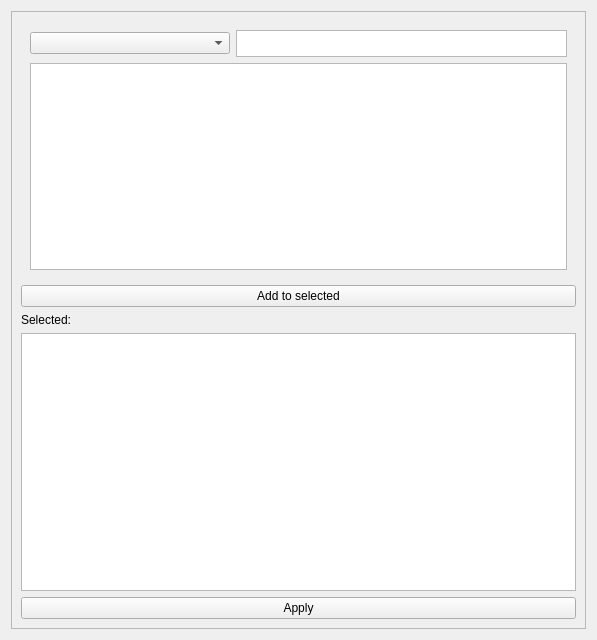
Above: ui/treeselector.ui from viur-framework/viur-admin before the change. Below: the same form after it.
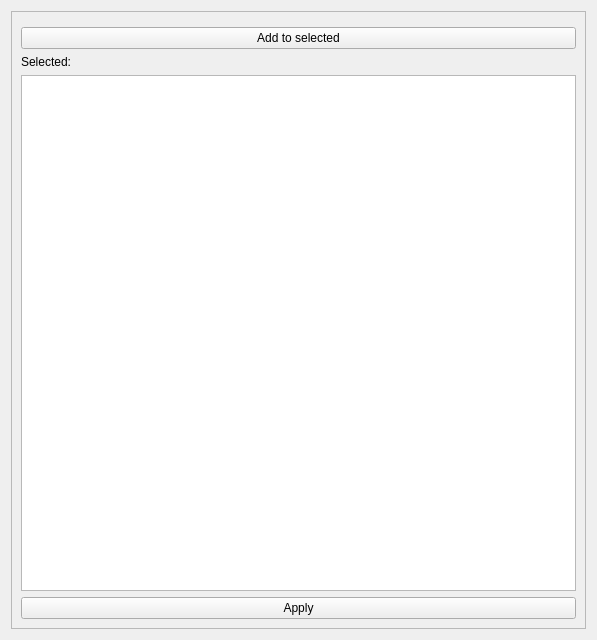
That is the form after the change. Icons and pictures are not drawn.

The edit to the form file:
```diff
--- a/ui/treeselector.ui
+++ b/ui/treeselector.ui
@@ -17,7 +17,7 @@
    <iconset>
     <normaloff>icons/windowicon.png</normaloff>icons/windowicon.png</iconset>
   </property>
-  <layout class="QVBoxLayout" name="verticalLayout_3">
+  <layout class="QVBoxLayout" name="verticalLayout">
    <item>
     <widget class="QScrollArea" name="scrollArea">
      <property name="widgetResizable">
@@ -29,98 +29,12 @@
         <x>0</x>
         <y>0</y>
         <width>583</width>
-        <height>620</height>
+        <height>626</height>
        </rect>
       </property>
       <layout class="QVBoxLayout" name="verticalLayout_2">
        <item>
-        <widget class="QWidget" name="wdgActions" native="true">
-         <layout class="QVBoxLayout" name="verticalLayout">
-          <item>
-           <layout class="QVBoxLayout" name="boxActions">
-            <item>
-             <layout class="QHBoxLayout" name="boxContainer">
-              <item>
-               <widget class="QComboBox" name="cbRootNode">
-                <property name="minimumSize">
-                 <size>
-                  <width>200</width>
-                  <height>0</height>
-                 </size>
-                </property>
-                <property name="maximumSize">
-                 <size>
-                  <width>300</width>
-                  <height>16777215</height>
-                 </size>
-                </property>
-               </widget>
-              </item>
-              <item>
-               <widget class="QListWidget" name="pathlist">
-                <property name="maximumSize">
-                 <size>
-                  <width>16777215</width>
-                  <height>27</height>
-                 </size>
-                </property>
-                <property name="verticalScrollBarPolicy">
-                 <enum>Qt::ScrollBarAlwaysOff</enum>
-                </property>
-                <property name="flow">
-                 <enum>QListView::LeftToRight</enum>
-                </property>
-               </widget>
-              </item>
-             </layout>
-            </item>
-            <item>
-             <widget class="QListWidget" name="listWidget">
-              <property name="contextMenuPolicy">
-               <enum>Qt::CustomContextMenu</enum>
-              </property>
-              <property name="acceptDrops">
-               <bool>false</bool>
-              </property>
-              <property name="dragEnabled">
-               <bool>false</bool>
-              </property>
-              <property name="selectionMode">
-               <enum>QAbstractItemView::ExtendedSelection</enum>
-              </property>
-              <property name="iconSize">
-               <size>
-                <width>96</width>
-                <height>96</height>
-               </size>
-              </property>
-              <property name="movement">
-               <enum>QListView::Snap</enum>
-              </property>
-              <property name="layoutMode">
-               <enum>QListView::Batched</enum>
-              </property>
-              <property name="gridSize">
-               <size>
-                <width>128</width>
-                <height>128</height>
-               </size>
-              </property>
-              <property name="viewMode">
-               <enum>QListView::IconMode</enum>
-              </property>
-              <property name="uniformItemSizes">
-               <bool>false</bool>
-              </property>
-              <property name="wordWrap">
-               <bool>true</bool>
-              </property>
-             </widget>
-            </item>
-           </layout>
-          </item>
-         </layout>
-        </widget>
+        <widget class="QWidget" name="listWidget" native="true"/>
        </item>
        <item>
         <widget class="QPushButton" name="btnAddSelected">
```
Left out of the diff: 5 changed lines with no effect on the pictures.
